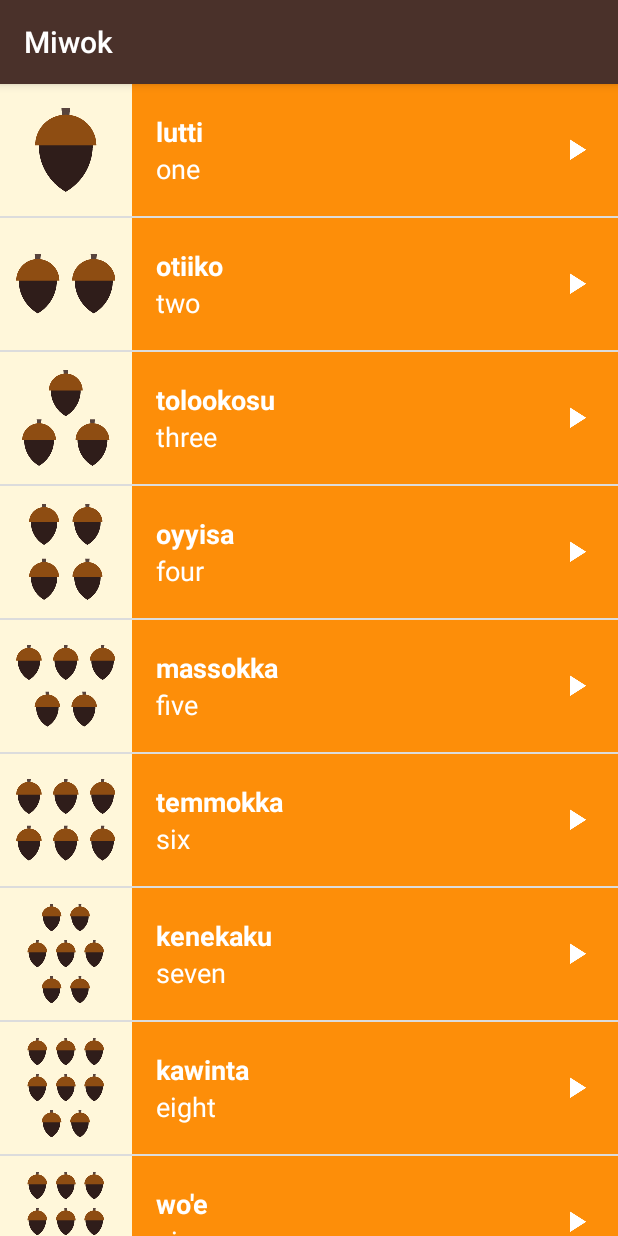
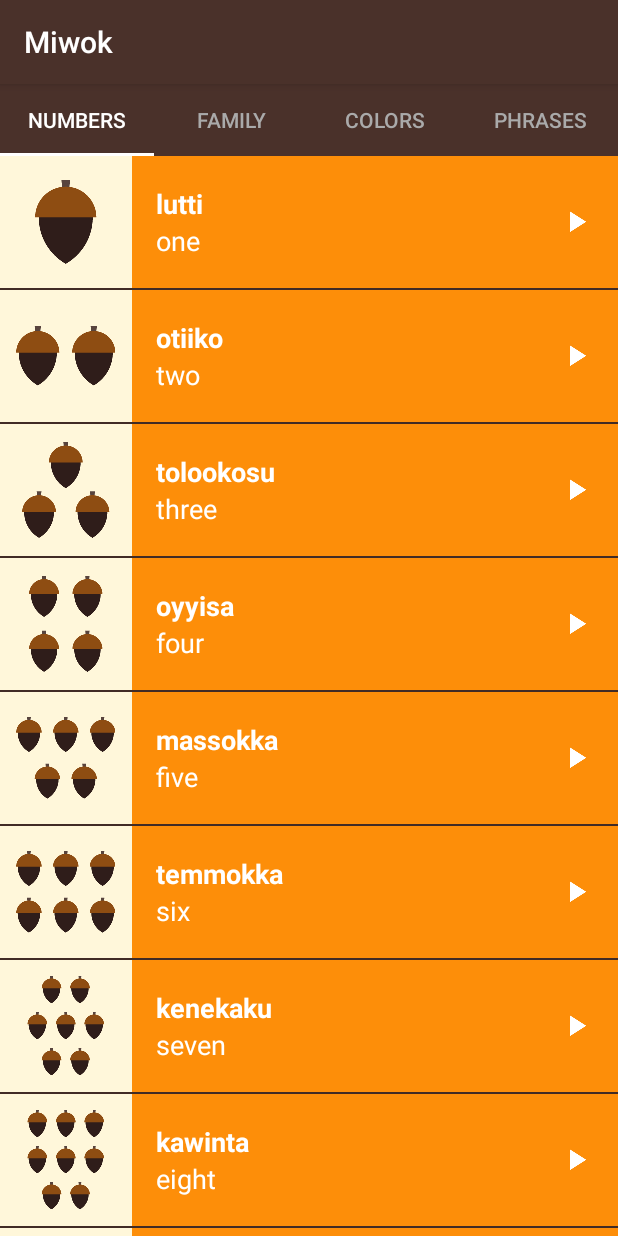
Before and after one commit to erikbenton/miwok-app, an Android app: the screen it shows after launch (MainActivity), on a phone screen of 412 x 824 dp. Run offline under Robolectric (Android 15) with nearby library versions, the phone set to English and light mode, and no system bars.

Commit message:
styling the tabs

```diff
--- a/app/src/main/java/com/example/android/miwok/FragmentPageAdapter.java
+++ b/app/src/main/java/com/example/android/miwok/FragmentPageAdapter.java
@@ -1,14 +1,19 @@
 package com.example.android.miwok;
 
+import android.content.Context;
 import android.support.v4.app.Fragment;
 import android.support.v4.app.FragmentManager;
 import android.support.v4.app.FragmentPagerAdapter;
+import android.support.v4.content.ContextCompat;
 
 public class FragmentPageAdapter extends FragmentPagerAdapter
 {
 
-    public FragmentPageAdapter(FragmentManager fm) {
+    private Context mContext;
+
+    public FragmentPageAdapter(Context context, FragmentManager fm) {
         super(fm);
+        mContext = context;
     }
 
     @Override
@@ -29,4 +34,17 @@ public class FragmentPageAdapter extends FragmentPagerAdapter
         return 4;
     }
 
+    @Override
+    public CharSequence getPageTitle(int position) {
+        if (position == 0) {
+            return mContext.getString(R.string.category_numbers);
+        } else if (position == 1) {
+            return mContext.getString(R.string.category_family);
+        } else if (position == 2) {
+            return mContext.getString(R.string.category_colors);
+        } else {
+            return mContext.getString(R.string.category_phrases);
+        }
+    }
+
 }
--- a/app/src/main/java/com/example/android/miwok/MainActivity.java
+++ b/app/src/main/java/com/example/android/miwok/MainActivity.java
@@ -17,6 +17,7 @@ package com.example.android.miwok;
 
 import android.content.Intent;
 import android.os.Bundle;
+import android.support.design.widget.TabLayout;
 import android.support.v4.app.FragmentPagerAdapter;
 import android.support.v4.view.ViewPager;
 import android.support.v7.app.AppCompatActivity;
@@ -36,9 +37,13 @@ public class MainActivity extends AppCompatActivity {
         ViewPager viewPager = (ViewPager) findViewById(R.id.viewpager);
 
         // Create an adapter that knows which fragment should be shown on each page
-        FragmentPageAdapter adapter = new FragmentPageAdapter(getSupportFragmentManager());
+        FragmentPageAdapter adapter = new FragmentPageAdapter(this, getSupportFragmentManager());
 
         // Set the adapter onto the view pager
         viewPager.setAdapter(adapter);
+
+        // Give the TabLayout the ViewPager
+        TabLayout tabLayout = (TabLayout) findViewById(R.id.sliding_tabs);
+        tabLayout.setupWithViewPager(viewPager);
     }
 }
--- a/app/src/main/res/layout/activity_category.xml
+++ b/app/src/main/res/layout/activity_category.xml
@@ -1,9 +1,20 @@
 <?xml version="1.0" encoding="utf-8"?>
 <LinearLayout xmlns:android="http://schemas.android.com/apk/res/android"
+    xmlns:app="http://schemas.android.com/apk/res-auto"
     android:id="@+id/container"
     android:layout_width="match_parent"
     android:layout_height="match_parent"
+    android:background="@color/primary_color"
     android:orientation="vertical" >
+
+    <android.support.design.widget.TabLayout
+        android:id="@+id/sliding_tabs"
+        android:layout_width="match_parent"
+        android:layout_height="wrap_content"
+        app:tabMode="fixed"
+        app:tabTextColor="@android:color/darker_gray"
+        app:tabSelectedTextColor="@android:color/white"
+        app:tabIndicatorColor="@android:color/white"/>
 
     <android.support.v4.view.ViewPager
         android:id="@+id/viewpager"
--- a/app/src/main/res/values/strings.xml
+++ b/app/src/main/res/values/strings.xml
@@ -26,8 +26,6 @@
     <string name="category_numbers">Numbers</string>
 
     <!-- Category name for the vocabulary words for family members [CHAR LIMIT=20] -->
-    <string name="category_family">Family Members</string>
+    <string name="category_family">Family</string>
 
-    <!-- TODO: Remove or change this placeholder text -->
-    <string name="hello_blank_fragment">Hello blank fragment</string>
 </resources>
```
